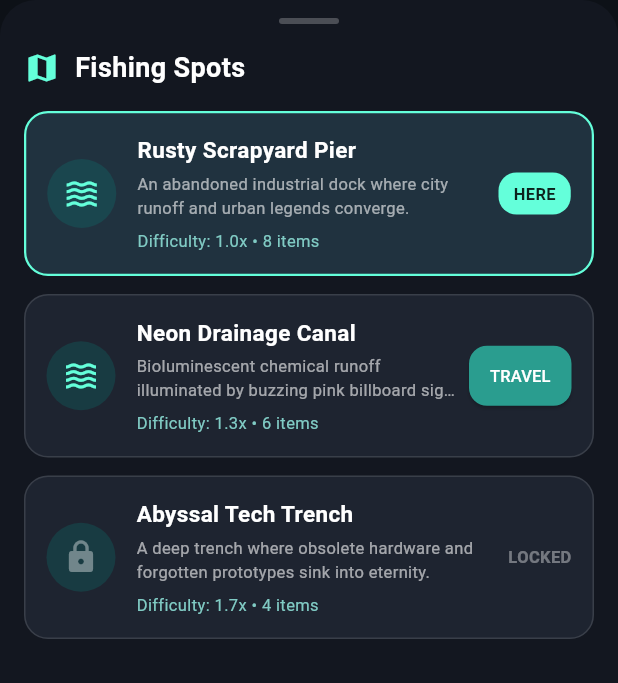
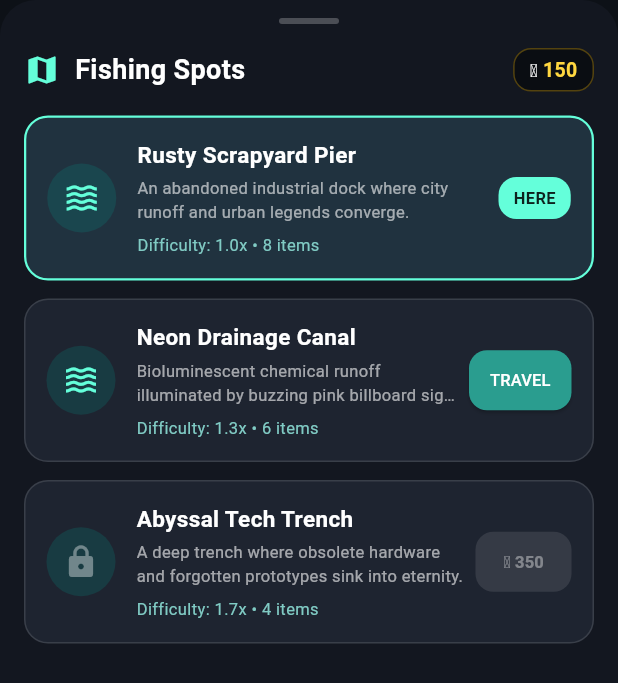
Before and after one commit to 0xCoderunknown/junk_fishing, a Flutter app: the MapSheet widget shown alone on an empty page, opened directly with empty values, on a phone screen of 412 x 824 dp. Shown: the top 683 px of the screen. Run offline on Flutter 3.47's test engine with Material 3 defaults, Android fonts, the phone set to English and light mode, and no system bars; our stand-ins replace screenshot, share_plus, shared_preferences; accounts and stored records are empty.

Commit message:
feat: timing accuracy gradient, waypoint jitter, economy rebalance, location unlock, and discovery distinction

```diff
--- a/lib/models/player_state.dart
+++ b/lib/models/player_state.dart
@@ -8,6 +8,7 @@ class PlayerState {
   final String currentLocationId;
   final Set<String> discoveredItemIds;
   final Set<String> claimedCollectionIds;
+  final Set<String> unlockedLocationIds;
 
   const PlayerState({
     required this.money,
@@ -17,17 +18,19 @@ class PlayerState {
     required this.currentLocationId,
     required this.discoveredItemIds,
     required this.claimedCollectionIds,
+    this.unlockedLocationIds = const {'loc_rusty_dock', 'loc_neon_canal'},
   });
 
   factory PlayerState.initial() {
     return const PlayerState(
-      money: 100,
-      baitCount: 15,
+      money: 150,
+      baitCount: 20,
       storageLimit: 20,
       inventory: [],
       currentLocationId: 'loc_rusty_dock',
       discoveredItemIds: {},
       claimedCollectionIds: {},
+      unlockedLocationIds: {'loc_rusty_dock', 'loc_neon_canal'},
     );
   }
 
@@ -42,6 +45,7 @@ class PlayerState {
     String? currentLocationId,
     Set<String>? discoveredItemIds,
     Set<String>? claimedCollectionIds,
+    Set<String>? unlockedLocationIds,
   }) {
     return PlayerState(
       money: money ?? this.money,
@@ -51,6 +55,7 @@ class PlayerState {
       currentLocationId: currentLocationId ?? this.currentLocationId,
       discoveredItemIds: discoveredItemIds ?? this.discoveredItemIds,
       claimedCollectionIds: claimedCollectionIds ?? this.claimedCollectionIds,
+      unlockedLocationIds: unlockedLocationIds ?? this.unlockedLocationIds,
     );
   }
 
@@ -66,14 +71,20 @@ class PlayerState {
     final rawClaimed = json['claimedCollectionIds'] as List<dynamic>? ?? [];
     final claimed = rawClaimed.map((e) => e.toString()).toSet();
 
+    final rawUnlocked = json['unlockedLocationIds'] as List<dynamic>? ?? [];
+    final unlocked = rawUnlocked.isNotEmpty
+        ? rawUnlocked.map((e) => e.toString()).toSet()
+        : const {'loc_rusty_dock', 'loc_neon_canal'};
+
     return PlayerState(
-      money: (json['money'] as num?)?.toInt() ?? 100,
-      baitCount: (json['baitCount'] as num?)?.toInt() ?? 15,
+      money: (json['money'] as num?)?.toInt() ?? 150,
+      baitCount: (json['baitCount'] as num?)?.toInt() ?? 20,
       storageLimit: (json['storageLimit'] as num?)?.toInt() ?? 20,
       inventory: items,
       currentLocationId: json['currentLocationId'] as String? ?? 'loc_rusty_dock',
       discoveredItemIds: discovered,
       claimedCollectionIds: claimed,
+      unlockedLocationIds: unlocked,
     );
   }
 
@@ -86,6 +97,7 @@ class PlayerState {
       'currentLocationId': currentLocationId,
       'discoveredItemIds': discoveredItemIds.toList(),
       'claimedCollectionIds': claimedCollectionIds.toList(),
+      'unlockedLocationIds': unlockedLocationIds.toList(),
     };
   }
 }
--- a/lib/screens/main_fishing_screen.dart
+++ b/lib/screens/main_fishing_screen.dart
@@ -33,6 +33,7 @@ class _MainFishingScreenState extends State<MainFishingScreen> {
   bool _lastAttemptSucceeded = false;
   double _lastTimingAccuracy = 0.0;
   Item? _caughtItem;
+  bool _isFirstDiscovery = false;
 
   @override
   void initState() {
@@ -109,9 +110,12 @@ class _MainFishingScreenState extends State<MainFishingScreen> {
     if (success) {
       HapticFeedback.mediumImpact();
       _caughtItem = _gameService.rollCatch(timingBonus: accuracy);
+      _isFirstDiscovery = _caughtItem != null &&
+          !_gameService.playerState.discoveredItemIds.contains(_caughtItem!.id);
     } else {
       HapticFeedback.heavyImpact();
       _caughtItem = null;
+      _isFirstDiscovery = false;
     }
 
     // Unblur and trigger 1.5s rod pull animation
@@ -133,6 +137,7 @@ class _MainFishingScreenState extends State<MainFishingScreen> {
     setState(() {
       _caughtItem = null;
       _lastAttemptSucceeded = false;
+      _isFirstDiscovery = false;
       _fishingState = FishingState.readyToCast;
     });
   }
@@ -347,6 +352,7 @@ class _MainFishingScreenState extends State<MainFishingScreen> {
               PolaroidResultCard(
                 item: _caughtItem!,
                 location: location,
+                isFirstDiscovery: _isFirstDiscovery,
                 onKeep: _handleKeepItem,
                 onSell: _handleSellItem,
               )
--- a/lib/services/game_data_service.dart
+++ b/lib/services/game_data_service.dart
@@ -114,9 +114,32 @@ class GameDataService {
   Location? getLocationById(String id) => _locationMap[id];
   Collection? getCollectionById(String id) => _collectionMap[id];
 
+  /// Checks if a location is unlocked for the player.
+  bool isLocationUnlocked(String locationId) {
+    if (_playerState.unlockedLocationIds.contains(locationId)) return true;
+    return _locationMap[locationId]?.unlocked ?? false;
+  }
+
+  /// Unlock a location by paying coins.
+  Future<bool> unlockLocation(String locationId, {int cost = 350}) async {
+    if (_playerState.money < cost) return false;
+    if (isLocationUnlocked(locationId)) return true;
+
+    final updatedUnlocked = Set<String>.from(_playerState.unlockedLocationIds)
+      ..add(locationId);
+
+    _playerState = _playerState.copyWith(
+      money: _playerState.money - cost,
+      unlockedLocationIds: updatedUnlocked,
+    );
+
+    await _savePlayerState();
+    return true;
+  }
+
   /// Set the active fishing location.
   Future<void> selectLocation(String locationId) async {
-    if (_locationMap.containsKey(locationId)) {
+    if (_locationMap.containsKey(locationId) && isLocationUnlocked(locationId)) {
       _playerState = _playerState.copyWith(currentLocationId: locationId);
       await _savePlayerState();
     }
--- a/lib/widgets/modals/map_sheet.dart
+++ b/lib/widgets/modals/map_sheet.dart
@@ -1,7 +1,8 @@
 import 'package:flutter/material.dart';
+import 'package:flutter/services.dart';
 import '../../services/game_data_service.dart';
 
-class MapSheet extends StatelessWidget {
+class MapSheet extends StatefulWidget {
   final GameDataService gameService;
   final VoidCallback onLocationSelected;
 
@@ -12,9 +13,17 @@ class MapSheet extends StatelessWidget {
   });
 
   @override
+  State<MapSheet> createState() => _MapSheetState();
+}
+
+class _MapSheetState extends State<MapSheet> {
+  static const int _unlockCost = 350;
+
+  @override
   Widget build(BuildContext context) {
-    final locations = gameService.locations;
-    final currentLocId = gameService.playerState.currentLocationId;
+    final locations = widget.gameService.locations;
+    final currentLocId = widget.gameService.playerState.currentLocationId;
+    final playerMoney = widget.gameService.playerState.money;
 
     return Container(
       height: MediaQuery.of(context).size.height * 0.70,
@@ -51,6 +60,29 @@ class MapSheet extends StatelessWidget {
                     fontWeight: FontWeight.bold,
                   ),
                 ),
+                const Spacer(),
+                Container(
+                  padding: const EdgeInsets.symmetric(horizontal: 10, vertical: 4),
+                  decoration: BoxDecoration(
+                    color: Colors.black45,
+                    borderRadius: BorderRadius.circular(12),
+                    border: Border.all(color: Colors.amber.withValues(alpha: 0.3)),
+                  ),
+                  child: Row(
+                    mainAxisSize: MainAxisSize.min,
+                    children: [
+                      const Text('🪙 ', style: TextStyle(fontSize: 12)),
+                      Text(
+                        '$playerMoney',
+                        style: const TextStyle(
+                          color: Colors.amberAccent,
+                          fontWeight: FontWeight.bold,
+                          fontSize: 13,
+                        ),
+                      ),
+                    ],
+                  ),
+                ),
               ],
             ),
           ),
@@ -62,6 +94,7 @@ class MapSheet extends StatelessWidget {
               itemBuilder: (context, index) {
                 final loc = locations[index];
                 final isCurrent = loc.id == currentLocId;
+                final isUnlocked = widget.gameService.isLocationUnlocked(loc.id);
 
                 return Container(
                   margin: const EdgeInsets.only(bottom: 12),
@@ -84,8 +117,8 @@ class MapSheet extends StatelessWidget {
                           shape: BoxShape.circle,
                         ),
                         child: Icon(
-                          loc.unlocked ? Icons.waves : Icons.lock,
-                          color: loc.unlocked ? Colors.tealAccent : Colors.white38,
+                          isUnlocked ? Icons.waves : Icons.lock,
+                          color: isUnlocked ? Colors.tealAccent : Colors.white38,
                           size: 24,
                         ),
                       ),
@@ -140,11 +173,11 @@ class MapSheet extends StatelessWidget {
                             ),
                           ),
                         )
-                      else if (loc.unlocked)
+                      else if (isUnlocked)
                         ElevatedButton(
                           onPressed: () async {
-                            await gameService.selectLocation(loc.id);
-                            onLocationSelected();
+                            await widget.gameService.selectLocation(loc.id);
+                            widget.onLocationSelected();
                             if (context.mounted) Navigator.pop(context);
                           },
                           style: ElevatedButton.styleFrom(
@@ -156,9 +189,30 @@ class MapSheet extends StatelessWidget {
                           child: const Text('TRAVEL', style: TextStyle(fontSize: 11)),
                         )
                       else
-                        const Text(
-                          'LOCKED',
-                          style: TextStyle(color: Colors.white38, fontSize: 11, fontWeight: FontWeight.bold),
+                        ElevatedButton(
+                          onPressed: playerMoney >= _unlockCost
+                              ? () async {
+                                  final success = await widget.gameService
+                                      .unlockLocation(loc.id, cost: _unlockCost);
+                                  if (success) {
+                                    HapticFeedback.mediumImpact();
+                                    setState(() {});
+                                    widget.onLocationSelected();
+                                  }
+                                }
+                              : null,
+                          style: ElevatedButton.styleFrom(
+                            backgroundColor: Colors.amber.shade700,
+                            foregroundColor: Colors.black,
+                            disabledBackgroundColor: Colors.white10,
+                            disabledForegroundColor: Colors.white38,
+                            padding: const EdgeInsets.symmetric(horizontal: 12, vertical: 8),
+                            shape: RoundedRectangleBorder(borderRadius: BorderRadius.circular(12)),
+                          ),
+                          child: Text(
+                            '🪙 $_unlockCost',
+                            style: const TextStyle(fontSize: 11, fontWeight: FontWeight.bold),
+                          ),
                         ),
                     ],
                   ),
```
Also changed, not shown: assets/data/items.json (+6 -6 lines), lib/engine/fishing_timing_engine.dart (+58 -11 lines), lib/widgets/polaroid_result_card.dart (+29 -1 lines), 3 other files.
